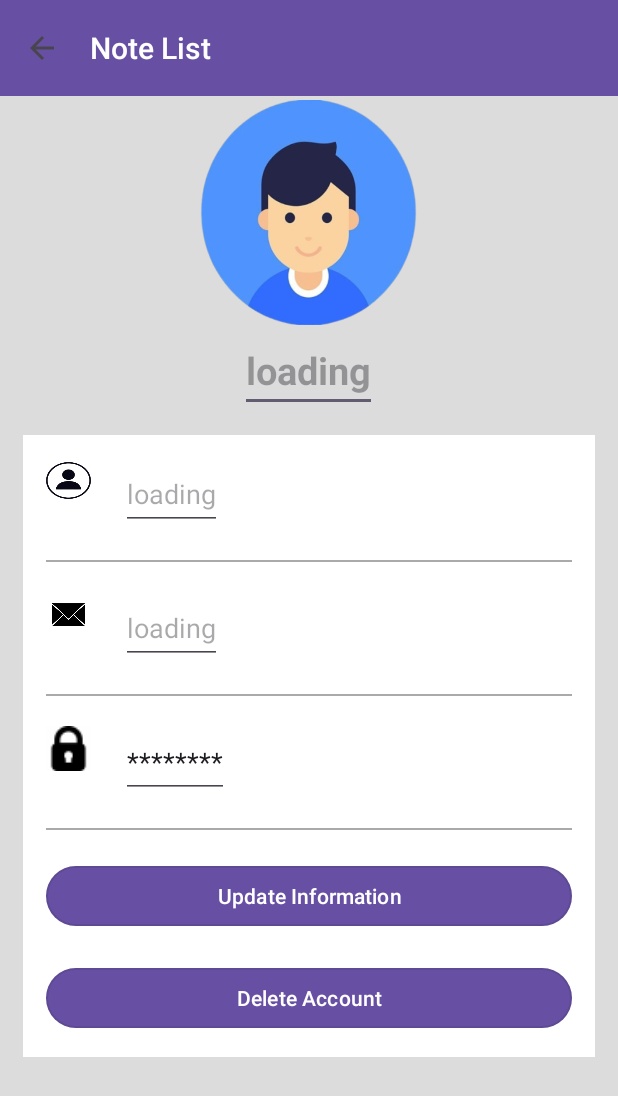
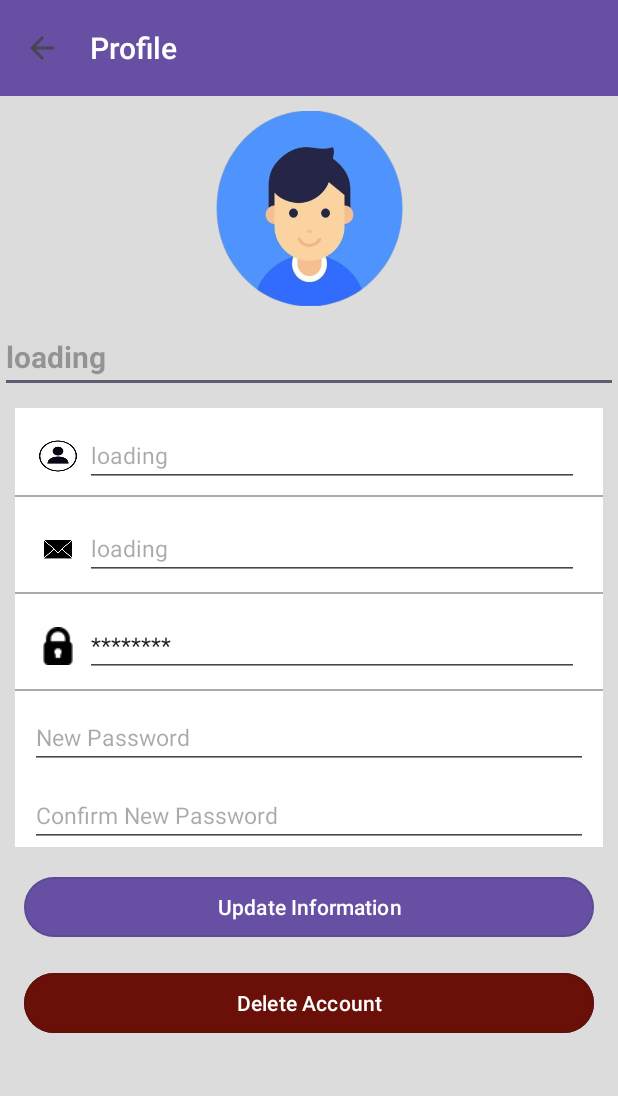
Before and after one commit to KeoYinyong/MobileSurveyproject, an Android app: the Profile screen opened directly, with no data from a screen before it, on a phone screen of 412 x 824 dp. Shown: the top 1096 px of the screen. Run offline under Robolectric (Android 15) with nearby library versions, the phone set to English and light mode, and no system bars; our stand-ins replace Firebase (no records; nobody signed in at launch, a user with empty details on screens opened directly).

Commit message:
update UI password

```diff
--- a/app/src/main/java/com/yong/Student/Profile.java
+++ b/app/src/main/java/com/yong/Student/Profile.java
@@ -18,7 +18,7 @@ import com.google.firebase.auth.UserProfileChangeRequest;
 
 public class Profile extends AppCompatActivity {
 
-    private EditText textName, textEmail, textPassword, profileName;
+    private EditText textName, textEmail, textPassword, profileName, new_password, confirm_new_password;
     private ProgressBar progressBar;
 
     @Override
@@ -27,7 +27,7 @@ public class Profile extends AppCompatActivity {
         setContentView(R.layout.activity_profile);
 
         Toolbar toolbar = findViewById(R.id.toolbar);
-        toolbar.setTitle("Note List");
+        toolbar.setTitle("Profile");
         setSupportActionBar(toolbar);
 
         ActionBar actionBar = getSupportActionBar();
@@ -40,6 +40,8 @@ public class Profile extends AppCompatActivity {
         textEmail = findViewById(R.id.textview_email);
         textPassword = findViewById(R.id.textview_password);
         profileName = findViewById(R.id.text_name);
+        new_password = findViewById(R.id.new_password);
+        confirm_new_password =findViewById(R.id.confirm_new_password);
         progressBar = findViewById(R.id.progressBar);
 
         // Fetch and display user profile data
@@ -69,11 +71,20 @@ public class Profile extends AppCompatActivity {
     }
 
     // Update user's display name (username)
+// Update user's display name (username) and password
     public void updateUserProfile(View view) {
         FirebaseUser user = FirebaseAuth.getInstance().getCurrentUser();
 
         if (user != null) {
             String newName = profileName.getText().toString();
+            String newPassword = new_password.getText().toString();
+            String confirmNewPassword = confirm_new_password.getText().toString();
+
+            // Check if new password and confirm new password match
+            if (!newPassword.equals(confirmNewPassword)) {
+                Toast.makeText(this, "Passwords do not match", Toast.LENGTH_SHORT).show();
+                return;
+            }
 
             UserProfileChangeRequest profileUpdates = new UserProfileChangeRequest.Builder()
                     .setDisplayName(newName)
@@ -82,13 +93,26 @@ public class Profile extends AppCompatActivity {
             user.updateProfile(profileUpdates)
                     .addOnCompleteListener(task -> {
                         if (task.isSuccessful()) {
-                            Toast.makeText(Profile.this, "Profile updated successfully", Toast.LENGTH_SHORT).show();
+                            // Update password only if it's not empty
+                            if (!newPassword.isEmpty()) {
+                                user.updatePassword(newPassword)
+                                        .addOnCompleteListener(passwordTask -> {
+                                            if (passwordTask.isSuccessful()) {
+                                                Toast.makeText(Profile.this, "Profile and password updated successfully", Toast.LENGTH_SHORT).show();
+                                            } else {
+                                                Toast.makeText(Profile.this, "Failed to update password", Toast.LENGTH_SHORT).show();
+                                            }
+                                        });
+                            } else {
+                                Toast.makeText(Profile.this, "Profile updated successfully", Toast.LENGTH_SHORT).show();
+                            }
                         } else {
                             Toast.makeText(Profile.this, "Failed to update profile", Toast.LENGTH_SHORT).show();
                         }
                     });
         }
     }
+
 
     // Delete user's account
     public void deleteUserAccount(View view) {
--- a/app/src/main/res/layout/activity_profile.xml
+++ b/app/src/main/res/layout/activity_profile.xml
@@ -1,5 +1,5 @@
-<?xml version="1.0" encoding="utf-8"?>
-<ScrollView xmlns:android="http://schemas.android.com/apk/res/android"
+<androidx.constraintlayout.widget.ConstraintLayout
+    xmlns:android="http://schemas.android.com/apk/res/android"
     xmlns:app="http://schemas.android.com/apk/res-auto"
     xmlns:tools="http://schemas.android.com/tools"
     android:layout_width="match_parent"
@@ -7,154 +7,183 @@
     android:background="#DCDCDC"
     tools:context=".Profile">
 
-
-    <LinearLayout
-        android:layout_width="match_parent"
-        android:layout_height="wrap_content"
-        android:orientation="vertical">
-
     <!-- Toolbar -->
     <include
         android:id="@+id/toolbar"
         layout="@layout/toolbar"
+        android:layout_width="match_parent"
+        android:layout_height="wrap_content"
         app:layout_constraintTop_toTopOf="parent" />
 
     <!-- Profile Image -->
-        <RelativeLayout
-            android:layout_width="match_parent"
-            android:layout_height="wrap_content">
-
     <ImageView
-                android:layout_width="150dp"
-                android:layout_height="150dp"
-                android:layout_centerInParent="true"
-                android:layout_marginTop="5dp"
-                android:background="@drawable/img" />
-        </RelativeLayout>
+        android:id="@+id/profile_image"
+        android:layout_width="130dp"
+        android:layout_height="130dp"
+        android:layout_marginTop="10dp"
+        android:background="@drawable/img"
+        app:layout_constraintEnd_toEndOf="parent"
+        app:layout_constraintStart_toStartOf="parent"
+        app:layout_constraintTop_toBottomOf="@id/toolbar" />
 
     <!-- Display Name -->
-        <RelativeLayout
-            android:layout_width="match_parent"
-            android:layout_height="wrap_content">
-
     <EditText
         android:id="@+id/text_name"
-                android:layout_width="wrap_content"
+        android:layout_width="0dp"
         android:layout_height="wrap_content"
-                android:layout_centerInParent="true"
+        android:layout_marginTop="10dp"
         android:hint="loading"
         android:textColor="@color/design_default_color_primary_dark"
-                android:textSize="25dp"
-                android:textStyle="bold" />
-        </RelativeLayout>
+        android:textSize="20sp"
+        android:textStyle="bold"
+        app:layout_constraintEnd_toEndOf="parent"
+        app:layout_constraintStart_toStartOf="parent"
+        app:layout_constraintTop_toBottomOf="@id/profile_image" />
 
     <!-- Information Section -->
-        <RelativeLayout
+    <androidx.constraintlayout.widget.ConstraintLayout
+        android:id="@+id/information_section"
         android:layout_width="match_parent"
-            android:layout_height="match_parent"
-            android:layout_margin="15dp"
+        android:layout_height="wrap_content"
+        android:layout_margin="10dp"
         android:background="@color/white"
-            android:padding="15dp">
+        app:layout_constraintTop_toBottomOf="@id/text_name"
+        app:layout_constraintStart_toStartOf="parent"
+        app:layout_constraintEnd_toEndOf="parent">
 
         <!-- Name -->
         <ImageView
-                android:layout_width="30dp"
-                android:layout_height="30dp"
-                android:background="@mipmap/img" />
+            android:id="@+id/name_icon"
+            android:layout_width="25dp"
+            android:layout_height="25dp"
+            android:layout_marginStart="16dp"
+            android:layout_marginTop="5dp"
+            android:background="@mipmap/img"
+            app:layout_constraintBottom_toTopOf="@+id/divider_name"
+            app:layout_constraintStart_toStartOf="parent"
+            app:layout_constraintTop_toTopOf="parent" />
 
         <EditText
             android:id="@+id/textview_name"
-                android:layout_width="wrap_content"
+            android:layout_width="0dp"
             android:layout_height="wrap_content"
-                android:layout_marginStart="50dp"
+            android:layout_marginStart="5dp"
+            android:layout_marginEnd="16dp"
             android:hint="loading"
-                android:minHeight="48dp"
-                android:textSize="18sp" />
+            android:minHeight="40dp"
+            android:textSize="15sp"
+            app:layout_constraintBottom_toBottomOf="@id/name_icon"
+            app:layout_constraintEnd_toEndOf="parent"
+            app:layout_constraintStart_toEndOf="@id/name_icon"
+            app:layout_constraintTop_toTopOf="@id/name_icon" />
 
         <View
             android:id="@+id/divider_name"
             android:layout_width="match_parent"
             android:layout_height="1dp"
-                android:layout_below="@+id/textview_name"
-                android:layout_marginTop="20dp"
-                android:background="@android:color/darker_gray" />
+            android:layout_marginTop="5dp"
+            android:background="@android:color/darker_gray"
+            app:layout_constraintTop_toBottomOf="@id/textview_name" />
 
         <!-- Email -->
         <ImageView
-                android:id="@+id/email"
-                android:layout_width="30dp"
-                android:layout_height="30dp"
-                android:layout_below="@+id/divider_name"
-                android:layout_marginTop="20dp"
-                android:background="@mipmap/sms" />
+            android:id="@+id/email_icon"
+            android:layout_width="25dp"
+            android:layout_height="25dp"
+            android:layout_marginStart="16dp"
+            android:layout_marginTop="5dp"
+            android:background="@mipmap/sms"
+            app:layout_constraintBottom_toTopOf="@+id/divider_email"
+            app:layout_constraintStart_toStartOf="parent"
+            app:layout_constraintTop_toBottomOf="@id/divider_name" />
 
         <EditText
             android:id="@+id/textview_email"
-                android:layout_width="wrap_content"
+            android:layout_width="0dp"
             android:layout_height="wrap_content"
-                android:layout_below="@+id/divider_name"
-                android:layout_marginStart="50dp"
-                android:layout_marginTop="20dp"
+            android:layout_marginStart="5dp"
+            android:layout_marginEnd="16dp"
             android:hint="loading"
-                android:minHeight="48dp"
-                android:textSize="18sp" />
+            android:minHeight="40dp"
+            android:textSize="15sp"
+            app:layout_constraintBottom_toBottomOf="@id/email_icon"
+            app:layout_constraintEnd_toEndOf="parent"
+            app:layout_constraintStart_toEndOf="@id/email_icon"
+            app:layout_constraintTop_toTopOf="@id/email_icon" />
 
         <View
             android:id="@+id/divider_email"
             android:layout_width="match_parent"
             android:layout_height="1dp"
-                android:layout_below="@+id/textview_email"
-                android:layout_marginTop="20dp"
-                android:background="@android:color/darker_gray" />
+            android:layout_marginTop="8dp"
+            android:background="@android:color/darker_gray"
+            app:layout_constraintTop_toBottomOf="@id/textview_email" />
 
         <!-- Password -->
         <ImageView
-                android:id="@+id/password"
-                android:layout_width="30dp"
-                android:layout_height="30dp"
-                android:layout_below="@+id/divider_email"
-                android:layout_marginTop="20dp"
-                android:background="@mipmap/pass" />
+            android:id="@+id/password_icon"
+            android:layout_width="25dp"
+            android:layout_height="25dp"
+            android:layout_marginStart="16dp"
+            android:layout_marginTop="5dp"
+            android:background="@mipmap/pass"
+            app:layout_constraintBottom_toTopOf="@+id/divider_password"
+            app:layout_constraintStart_toStartOf="parent"
+            app:layout_constraintTop_toBottomOf="@id/divider_email" />
 
         <EditText
             android:id="@+id/textview_password"
-                android:layout_width="wrap_content"
+            android:layout_width="0dp"
             android:layout_height="wrap_content"
-                android:layout_below="@+id/divider_email"
-                android:layout_marginStart="50dp"
-                android:layout_marginTop="20dp"
+            android:layout_marginStart="5dp"
+            android:layout_marginEnd="16dp"
             android:hint="loading"
-                android:minHeight="48dp"
-                android:textSize="18sp" />
+            android:minHeight="40dp"
+            android:textSize="15sp"
+            app:layout_constraintBottom_toBottomOf="@id/password_icon"
+            app:layout_constraintEnd_toEndOf="parent"
+            app:layout_constraintStart_toEndOf="@id/password_icon"
+            app:layout_constraintTop_toTopOf="@id/password_icon" />
 
         <View
             android:id="@+id/divider_password"
             android:layout_width="match_parent"
             android:layout_height="1dp"
-                android:layout_below="@+id/textview_password"
-                android:layout_marginTop="20dp"
-                android:background="@android:color/darker_gray" />
+            android:layout_marginTop="8dp"
+            android:background="@android:color/darker_gray"
+            app:layout_constraintTop_toBottomOf="@id/textview_password" />
 
-            <!-- Buttons for Updating Information and Deleting Account -->
-            <com.google.android.material.button.MaterialButton
-                android:id="@+id/btn_update_information"
-                android:layout_width="match_parent"
+        <!-- New Password -->
+        <EditText
+            android:id="@+id/new_password"
+            android:layout_width="0dp"
             android:layout_height="wrap_content"
-                android:layout_below="@id/divider_password"
-                android:layout_marginTop="20dp"
-                android:onClick="updateUserProfile"
-                android:text="Update Information"
-                android:theme="@style/Widget.MaterialComponents.Button.OutlinedButton" />
+            android:layout_marginStart="10dp"
+            android:layout_marginTop="10dp"
+            android:layout_marginEnd="10dp"
+            android:hint="New Password"
+            android:inputType="textPassword"
+            android:minHeight="40dp"
+            android:textSize="15sp"
+            app:layout_constraintEnd_toEndOf="parent"
+            app:layout_constraintStart_toStartOf="parent"
+            app:layout_constraintTop_toBottomOf="@id/divider_password" />
 
-            <com.google.android.material.button.MaterialButton
-                android:id="@+id/btn_delete_account"
-                android:layout_width="match_parent"
+        <!-- Confirm New Password -->
+        <EditText
+            android:id="@+id/confirm_new_password"
+            android:layout_width="0dp"
             android:layout_height="wrap_content"
-                android:layout_below="@id/btn_update_information"
-                android:layout_marginTop="20dp"
-                android:onClick="deleteUserAccount"
-                android:text="Delete Account"
-                android:theme="@style/Widget.MaterialComponents.Button.OutlinedButton" />
+            android:layout_marginStart="10dp"
+            android:layout_marginTop="10dp"
+            android:layout_marginEnd="10dp"
+            android:hint="Confirm New Password"
+            android:inputType="textPassword"
+            android:minHeight="40dp"
+            android:textSize="15sp"
+            app:layout_constraintEnd_toEndOf="parent"
+            app:layout_constraintStart_toStartOf="parent"
+            app:layout_constraintTop_toBottomOf="@id/new_password" />
 
         <!-- Progress Bar (Optional) -->
         <ProgressBar
@@ -162,10 +191,40 @@
             android:layout_width="wrap_content"
             android:layout_height="wrap_content"
             android:layout_gravity="center"
-                android:visibility="gone" />
+            android:visibility="gone"
+            app:layout_constraintBottom_toBottomOf="parent"
+            app:layout_constraintTop_toTopOf="parent"
+            app:layout_constraintStart_toStartOf="parent"
+            app:layout_constraintEnd_toEndOf="parent" />
 
-        </RelativeLayout>
+    </androidx.constraintlayout.widget.ConstraintLayout>
 
-    </LinearLayout>
 
-</ScrollView>
+    <!-- Buttons for Updating Information and Deleting Account -->
+    <com.google.android.material.button.MaterialButton
+        android:id="@+id/btn_update_information"
+        android:layout_width="0dp"
+        android:layout_height="wrap_content"
+        android:layout_margin="16dp"
+        android:onClick="updateUserProfile"
+        android:text="Update Information"
+        app:layout_constraintStart_toStartOf="parent"
+        app:layout_constraintEnd_toEndOf="parent"
+        app:layout_constraintTop_toBottomOf="@id/information_section"
+        android:theme="@style/Widget.MaterialComponents.Button.OutlinedButton" />
+
+    <com.google.android.material.button.MaterialButton
+        android:id="@+id/btn_delete_account"
+        android:layout_width="0dp"
+        android:layout_height="wrap_content"
+        android:layout_margin="16dp"
+        android:onClick="deleteUserAccount"
+        android:text="Delete Account"
+        android:backgroundTint="@color/red"
+    app:layout_constraintStart_toStartOf="parent"
+    app:layout_constraintEnd_toEndOf="parent"
+    app:layout_constraintTop_toBottomOf="@id/btn_update_information"
+    android:theme="@style/Widget.MaterialComponents.Button.OutlinedButton" />
+
+
+</androidx.constraintlayout.widget.ConstraintLayout>
--- a/app/src/main/res/values/colors.xml
+++ b/app/src/main/res/values/colors.xml
@@ -2,4 +2,5 @@
 <resources>
     <color name="black">#FF000000</color>
     <color name="white">#FFFFFFFF</color>
+    <color name="red">#6A1009</color>
 </resources>
```
Lines whose indentation alone changed are shown as unchanged.
